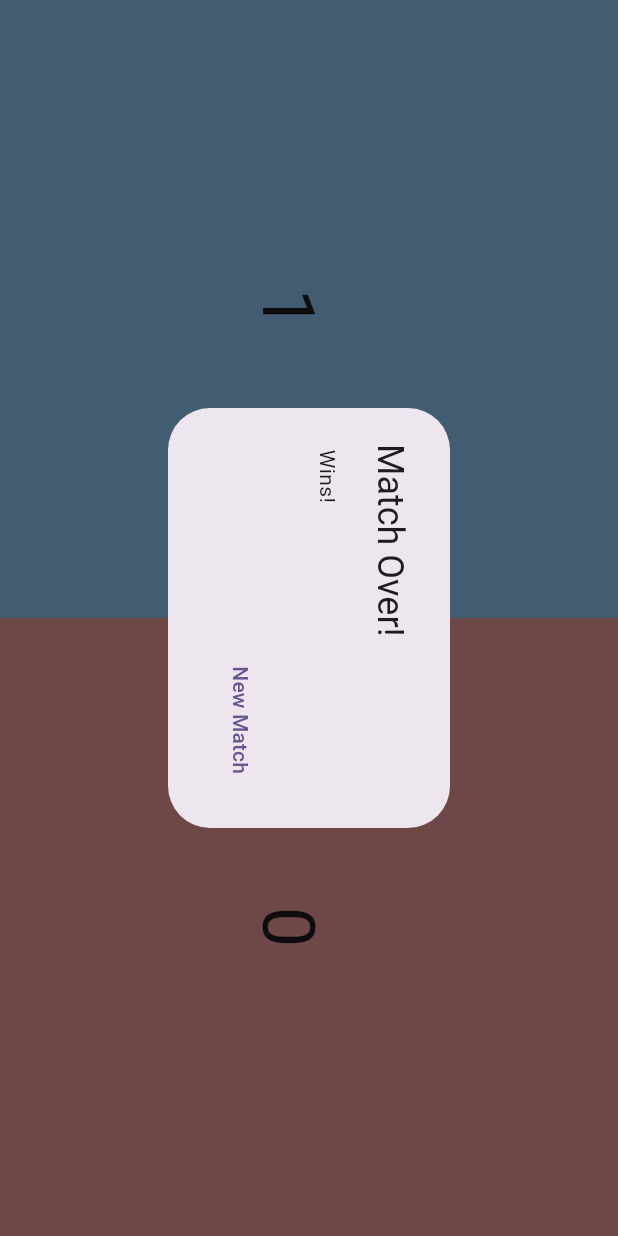
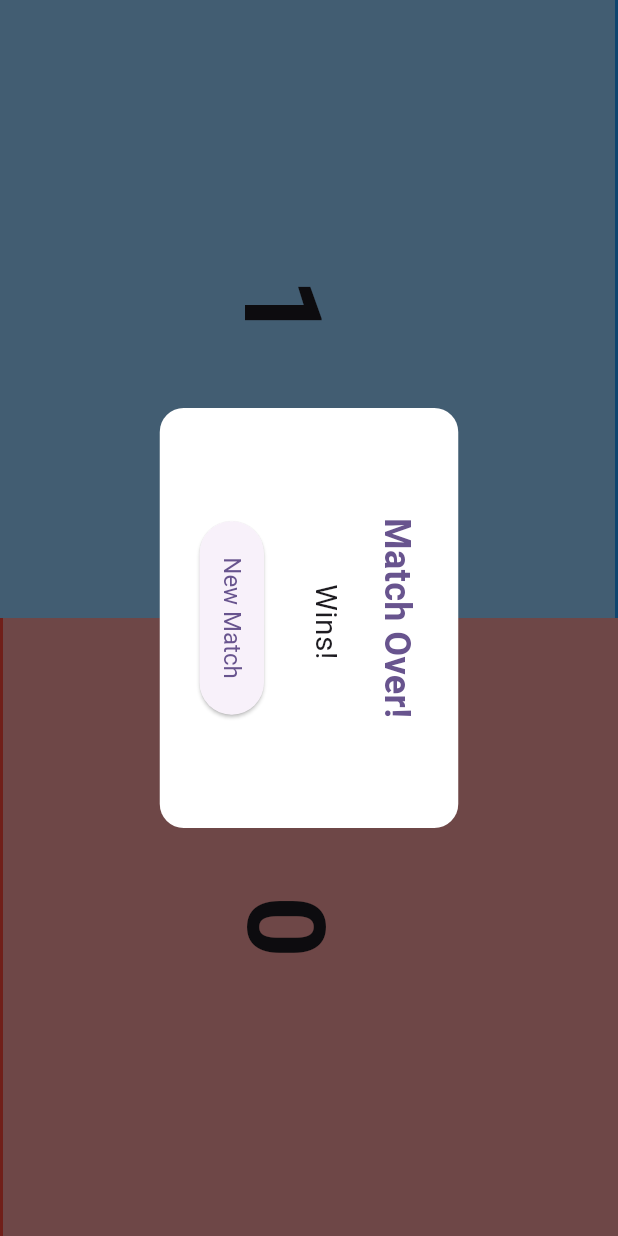
Before and after one commit to AwfulAlien/Sock, a Flutter app: the ScoreScreen screen opened directly with empty values, after a tap on an icon or button, on a phone screen of 412 x 824 dp. Run offline on Flutter 3.47's test engine with Material 3 defaults, Android fonts, the phone set to English and light mode, and no system bars.

Commit message:
UI enhancements

```diff
--- a/lib/screen/score_screen.dart
+++ b/lib/screen/score_screen.dart
@@ -36,18 +36,54 @@ class _ScoreScreenState extends State<ScoreScreen> {
         builder: (BuildContext context) {
           return RotatedBox(
             quarterTurns: 1,
-            child: AlertDialog(
-              title: Text('Match Over!'),
-              content: Text('$winnerName Wins!'),
-              actions: [
-                TextButton(
+            child: Dialog(
+              shape: RoundedRectangleBorder(
+                // Rounded corners
+                borderRadius: BorderRadius.circular(16.0),
+              ),
+              elevation: 0,
+              backgroundColor: Colors.transparent,
+              child: Container(
+                padding: const EdgeInsets.all(24.0),
+                decoration: BoxDecoration(
+                  color: Colors.white,
+                  borderRadius: BorderRadius.circular(16.0),
+                ),
+                child: Column(
+                  mainAxisSize: MainAxisSize.min,
+                  // Important for proper sizing
+                  children: [
+                    Text(
+                      'Match Over!',
+                      style: TextStyle(
+                        fontSize: 24,
+                        fontWeight: FontWeight.w700,
+                        color: Theme.of(context).primaryColor,
+                      ),
+                    ),
+                    const SizedBox(height: 16),
+                    Text(
+                      '$winnerName Wins!',
+                      style: const TextStyle(fontSize: 20),
+                    ),
+                    const SizedBox(height: 24),
+                    ElevatedButton(
                       onPressed: () {
-                    Navigator.pop(context);
-                    Navigator.pop(context);
+                        Navigator.pop(context); // Close the dialog
+                        Navigator.pop(context); // Return to player entry screen
                       },
+                      style: ElevatedButton.styleFrom(
+                        padding: const EdgeInsets.symmetric(
+                          vertical: 12,
+                          horizontal: 24,
+                        ),
+                        textStyle: const TextStyle(fontSize: 16),
+                      ),
                       child: const Text('New Match'),
                     ),
                   ],
+                ),
+              ),
             ),
           );
         });
@@ -67,22 +103,36 @@ class _ScoreScreenState extends State<ScoreScreen> {
                 });
               },
               child: Container(
+                decoration: BoxDecoration(
                   color: Colors.blue[200],
+                  border: const Border(
+                    right: BorderSide(width: 2, color: Colors.blue),
+                  ),
+                ),
                 child: Center(
                   child: RotatedBox(
                     quarterTurns: 1,
+                    child: Padding(
+                      padding: const EdgeInsets.all(16.0),
                       child: Column(
                         mainAxisAlignment: MainAxisAlignment.center,
                         children: [
                           Text(
                             widget.player1Name,
-                          style: const TextStyle(fontSize: 20),
+                            style: const TextStyle(
+                              fontSize: 24,
+                              fontWeight: FontWeight.w700,
+                            ),
                           ),
                           Text(
                             '$player1Score',
-                          style: const TextStyle(fontSize: 48),
+                            style: const TextStyle(
+                              fontSize: 72,
+                              fontWeight: FontWeight.w700,
+                            ),
                           ),
                         ],
+                      ),
                     ),
                   ),
                 ),
@@ -98,7 +148,13 @@ class _ScoreScreenState extends State<ScoreScreen> {
                 });
               },
               child: Container(
+                // color: Colors.red[200],
+                decoration: BoxDecoration(
                   color: Colors.red[200],
+                  border: const Border(
+                    left: BorderSide(width: 2, color: Colors.red),
+                  ),
+                ),
                 child: Center(
                   child: RotatedBox(
                     quarterTurns: 1,
@@ -107,11 +163,17 @@ class _ScoreScreenState extends State<ScoreScreen> {
                       children: [
                         Text(
                           widget.player2Name,
-                          style: const TextStyle(fontSize: 20),
+                          style: const TextStyle(
+                            fontSize: 24,
+                            fontWeight: FontWeight.w700,
+                          ),
                         ),
                         Text(
                           '$player2Score',
-                          style: const TextStyle(fontSize: 48),
+                          style: const TextStyle(
+                            fontSize: 72,
+                            fontWeight: FontWeight.w700,
+                          ),
                         ),
                       ],
                     ),
```
Also changed, not shown: lib/screen/player_entry_screen.dart (+22 -7 lines). Lines whose indentation alone changed are shown as unchanged.
